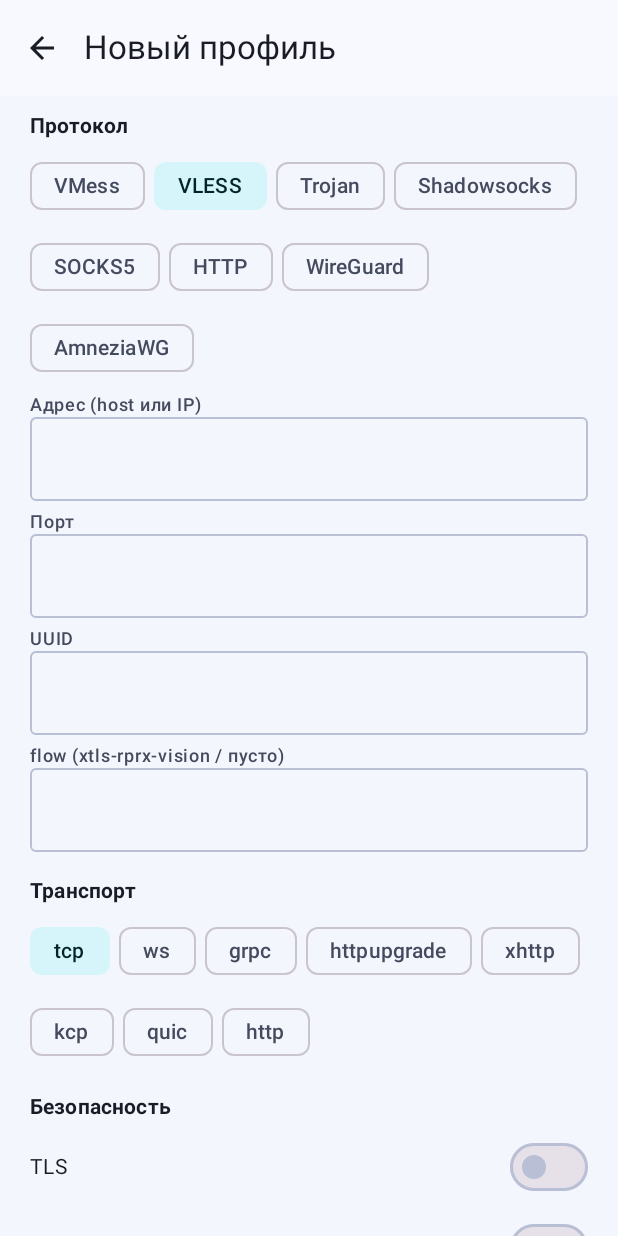
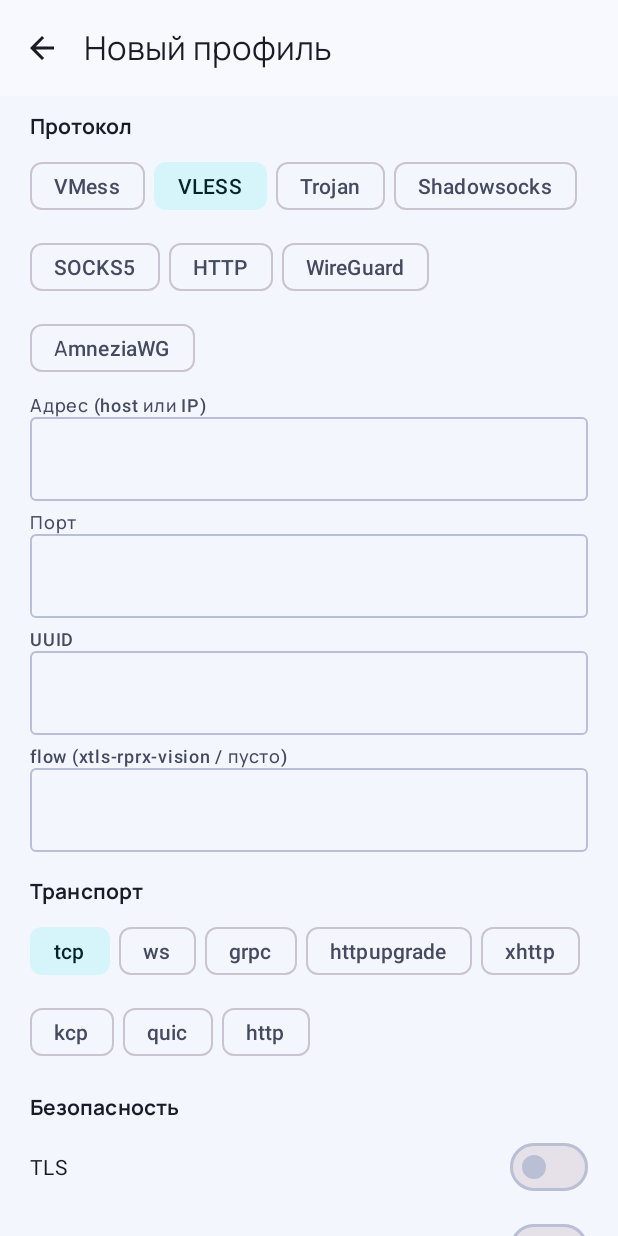
Before and after one commit to lightcodegit/crystaln, an Android app built with Jetpack Compose: the screen it shows after launch (MainActivity), after a tap on "Создать", on a phone screen of 412 x 824 dp. Run offline under Robolectric (Android 15) with nearby library versions, the phone set to English and light mode, and no system bars; pictures from the network do not load; 2 statements that could not run were skipped; 2 other taps on this screen came first.

Commit message:
feat: add Manrope font for a polished geometric typeface
- Bundle Manrope in cyrillic and latin subsets, weights 400-800
- New CrystalTypography applies Manrope to every text style with
  tighter letter spacing on display/headline sizes

```diff
--- a/app/src/main/java/com/crystaln/vpn/ui/theme/Theme.kt
+++ b/app/src/main/java/com/crystaln/vpn/ui/theme/Theme.kt
@@ -76,6 +76,7 @@ fun CrystalNTheme(
     }
     MaterialTheme(
         colorScheme = colorScheme,
+        typography = CrystalTypography,
         content = content,
     )
 }
--- /dev/null
+++ b/app/src/main/java/com/crystaln/vpn/ui/theme/Type.kt
@@ -0,0 +1,56 @@
+package com.crystaln.vpn.ui.theme
+
+import androidx.compose.material3.Typography
+import androidx.compose.ui.text.font.Font
+import androidx.compose.ui.text.font.FontFamily
+import androidx.compose.ui.text.font.FontWeight
+import androidx.compose.ui.text.TextStyle
+import androidx.compose.ui.unit.sp
+import com.crystaln.vpn.R
+
+/**
+ * Manrope — a geometric sans in the spirit of SF Pro: round, wide,
+ * with clean numerals. Both cyrillic and latin subsets are bundled,
+ * Compose picks the right file per glyph.
+ */
+val Manrope = FontFamily(
+    Font(R.font.manrope_400_cyrillic, FontWeight.Normal),
+    Font(R.font.manrope_400_latin, FontWeight.Normal),
+    Font(R.font.manrope_500_cyrillic, FontWeight.Medium),
+    Font(R.font.manrope_500_latin, FontWeight.Medium),
+    Font(R.font.manrope_600_cyrillic, FontWeight.SemiBold),
+    Font(R.font.manrope_600_latin, FontWeight.SemiBold),
+    Font(R.font.manrope_700_cyrillic, FontWeight.Bold),
+    Font(R.font.manrope_700_latin, FontWeight.Bold),
+    Font(R.font.manrope_800_cyrillic, FontWeight.ExtraBold),
+    Font(R.font.manrope_800_latin, FontWeight.ExtraBold),
+)
+
+private val Base = Typography()
+
+/** App typography: Manrope everywhere, slightly tighter display sizes. */
+val CrystalTypography = Typography(
+    displayLarge = Base.displayLarge.copy(fontFamily = Manrope, letterSpacing = (-0.5).sp),
+    displayMedium = Base.displayMedium.copy(fontFamily = Manrope, letterSpacing = (-0.4).sp),
+    displaySmall = Base.displaySmall.copy(fontFamily = Manrope, letterSpacing = (-0.3).sp),
+    headlineLarge = Base.headlineLarge.copy(fontFamily = Manrope, letterSpacing = (-0.3).sp),
+    headlineMedium = Base.headlineMedium.copy(fontFamily = Manrope, letterSpacing = (-0.2).sp),
+    headlineSmall = Base.headlineSmall.copy(fontFamily = Manrope, letterSpacing = (-0.2).sp),
+    titleLarge = Base.titleLarge.copy(fontFamily = Manrope),
+    titleMedium = Base.titleMedium.copy(fontFamily = Manrope),
+    titleSmall = Base.titleSmall.copy(fontFamily = Manrope),
+    bodyLarge = Base.bodyLarge.copy(fontFamily = Manrope),
+    bodyMedium = Base.bodyMedium.copy(fontFamily = Manrope),
+    bodySmall = Base.bodySmall.copy(fontFamily = Manrope),
+    labelLarge = Base.labelLarge.copy(fontFamily = Manrope),
+    labelMedium = Base.labelMedium.copy(fontFamily = Manrope),
+    labelSmall = Base.labelSmall.copy(fontFamily = Manrope),
+)
+
+/** Handy shorthand for the boldest display text (headers, big numbers). */
+val DisplayHeavy = TextStyle(
+    fontFamily = Manrope,
+    fontWeight = FontWeight.ExtraBold,
+    fontSize = 20.sp,
+    letterSpacing = (-0.2).sp,
+)
```
Also changed, not shown: app/src/main/res/font/manrope_400_cyrillic.ttf (added), app/src/main/res/font/manrope_400_latin.ttf (added), app/src/main/res/font/manrope_500_cyrillic.ttf (added), app/src/main/res/font/manrope_500_latin.ttf (added), app/src/main/res/font/manrope_600_cyrillic.ttf (added), app/src/main/res/font/manrope_600_latin.ttf (added), app/src/main/res/font/manrope_700_cyrillic.ttf (added), app/src/main/res/font/manrope_700_latin.ttf (added), app/src/main/res/font/manrope_800_cyrillic.ttf (added), app/src/main/res/font/manrope_800_latin.ttf (added).
